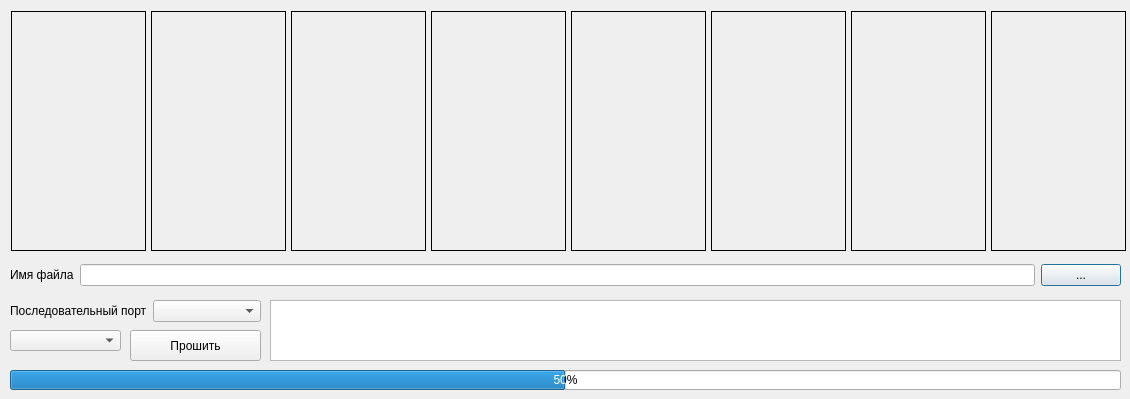
Old version of the form dialog.ui in the repository Egor-nnov/ClockSkinsViewerFlasher.
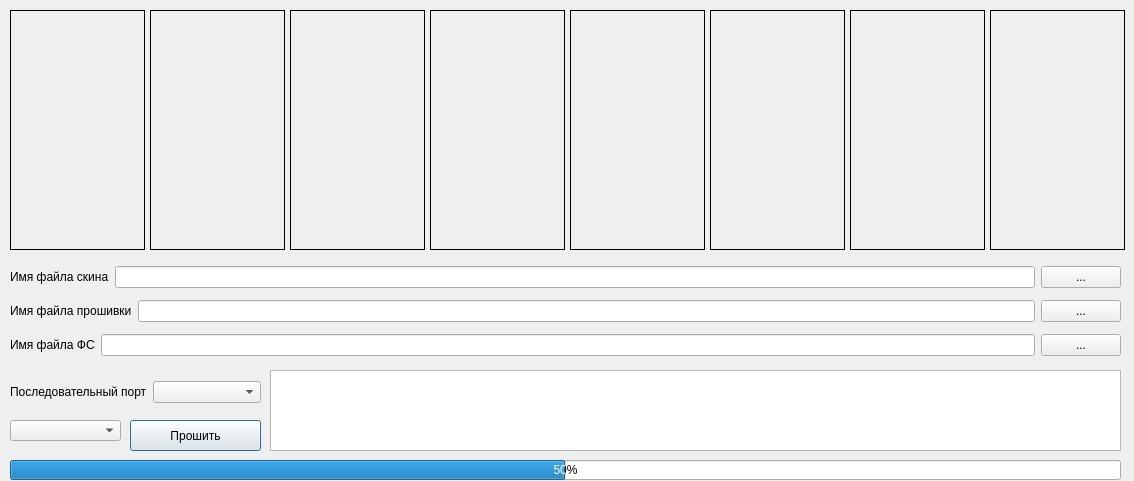
New version of the form.

What changed in the file:
```diff
--- a/dialog.ui
+++ b/dialog.ui
@@ -6,50 +6,31 @@
    <rect>
     <x>0</x>
     <y>0</y>
-    <width>1130</width>
-    <height>399</height>
+    <width>1134</width>
+    <height>481</height>
    </rect>
   </property>
   <property name="windowTitle">
    <string>ClockSkinsViewerFlasher</string>
   </property>
-  <widget class="QLabel" name="label_1">
+  <widget class="QComboBox" name="comboBox_page">
    <property name="geometry">
     <rect>
-     <x>11</x>
-     <y>11</y>
-     <width>135</width>
-     <height>240</height>
+     <x>10</x>
+     <y>420</y>
+     <width>111</width>
+     <height>21</height>
     </rect>
    </property>
-   <property name="frameShape">
-    <enum>QFrame::Box</enum>
-   </property>
-   <property name="text">
-    <string/>
-   </property>
-  </widget>
-  <widget class="QLabel" name="label_2">
-   <property name="geometry">
-    <rect>
-     <x>151</x>
-     <y>11</y>
-     <width>135</width>
-     <height>240</height>
-    </rect>
-   </property>
-   <property name="frameShape">
-    <enum>QFrame::Box</enum>
-   </property>
-   <property name="text">
-    <string/>
+   <property name="currentIndex">
+    <number>-1</number>
    </property>
   </widget>
   <widget class="QLabel" name="label_3">
    <property name="geometry">
     <rect>
-     <x>291</x>
-     <y>11</y>
+     <x>290</x>
+     <y>10</y>
      <width>135</width>
      <height>240</height>
     </rect>
@@ -61,158 +42,14 @@
     <string/>
    </property>
   </widget>
-  <widget class="QLabel" name="label_4">
-   <property name="geometry">
-    <rect>
-     <x>431</x>
-     <y>11</y>
-     <width>135</width>
-     <height>240</height>
-    </rect>
-   </property>
-   <property name="frameShape">
-    <enum>QFrame::Box</enum>
-   </property>
-   <property name="text">
-    <string/>
-   </property>
-  </widget>
-  <widget class="QLabel" name="label_5">
-   <property name="geometry">
-    <rect>
-     <x>571</x>
-     <y>11</y>
-     <width>135</width>
-     <height>240</height>
-    </rect>
-   </property>
-   <property name="frameShape">
-    <enum>QFrame::Box</enum>
-   </property>
-   <property name="text">
-    <string/>
-   </property>
-  </widget>
-  <widget class="QLabel" name="label_6">
-   <property name="geometry">
-    <rect>
-     <x>711</x>
-     <y>11</y>
-     <width>135</width>
-     <height>240</height>
-    </rect>
-   </property>
-   <property name="frameShape">
-    <enum>QFrame::Box</enum>
-   </property>
-   <property name="text">
-    <string/>
-   </property>
-  </widget>
-  <widget class="QLabel" name="label_7">
-   <property name="geometry">
-    <rect>
-     <x>851</x>
-     <y>11</y>
-     <width>135</width>
-     <height>240</height>
-    </rect>
-   </property>
-   <property name="frameShape">
-    <enum>QFrame::Box</enum>
-   </property>
-   <property name="text">
-    <string/>
-   </property>
-  </widget>
-  <widget class="QLabel" name="label_8">
-   <property name="geometry">
-    <rect>
-     <x>991</x>
-     <y>11</y>
-     <width>135</width>
-     <height>240</height>
-    </rect>
-   </property>
-   <property name="frameShape">
-    <enum>QFrame::Box</enum>
-   </property>
-   <property name="text">
-    <string/>
-   </property>
-  </widget>
-  <widget class="QWidget" name="layoutWidget">
-   <property name="geometry">
-    <rect>
-     <x>10</x>
-     <y>260</y>
-     <width>1111</width>
-     <height>30</height>
-    </rect>
-   </property>
-   <layout class="QHBoxLayout" name="horizontalLayout_9">
-    <item>
-     <widget class="QLabel" name="label_selectFile">
-      <property name="text">
-       <string>Имя файла</string>
-      </property>
-     </widget>
-    </item>
-    <item>
-     <widget class="QLineEdit" name="lineEdit_selectFile"/>
-    </item>
-    <item>
-     <widget class="QPushButton" name="pushButton_selectFile">
-      <property name="text">
-       <string>...</string>
-      </property>
-     </widget>
-    </item>
-   </layout>
-  </widget>
-  <widget class="QTextEdit" name="textEdit_Log">
-   <property name="enabled">
-    <bool>true</bool>
-   </property>
-   <property name="geometry">
-    <rect>
-     <x>270</x>
-     <y>300</y>
-     <width>851</width>
-     <height>61</height>
-    </rect>
-   </property>
-   <property name="readOnly">
-    <bool>true</bool>
-   </property>
-  </widget>
-  <widget class="QProgressBar" name="progressBar">
-   <property name="enabled">
-    <bool>true</bool>
-   </property>
-   <property name="geometry">
-    <rect>
-     <x>10</x>
-     <y>370</y>
-     <width>1111</width>
-     <height>20</height>
-    </rect>
-   </property>
-   <property name="maximum">
-    <number>20</number>
-   </property>
-   <property name="value">
-    <number>10</number>
-   </property>
-   <property name="format">
-    <string>%p%</string>
-   </property>
-  </widget>
   <widget class="QPushButton" name="pushButton_Flash">
+   <property name="enabled">
+    <bool>true</bool>
+   </property>
    <property name="geometry">
     <rect>
      <x>130</x>
-     <y>330</y>
+     <y>420</y>
      <width>131</width>
      <height>31</height>
     </rect>
@@ -221,23 +58,13 @@
     <string>Прошить</string>
    </property>
   </widget>
-  <widget class="QComboBox" name="comboBox_page">
+  <widget class="QWidget" name="layoutWidget">
    <property name="geometry">
     <rect>
      <x>10</x>
-     <y>330</y>
-     <width>111</width>
-     <height>21</height>
-    </rect>
-   </property>
-  </widget>
-  <widget class="QWidget" name="">
-   <property name="geometry">
-    <rect>
-     <x>10</x>
-     <y>300</y>
+     <y>380</y>
      <width>251</width>
-     <height>22</height>
+     <height>24</height>
     </rect>
    </property>
    <layout class="QHBoxLayout" name="horizontalLayout">
@@ -256,6 +83,231 @@
     </item>
    </layout>
   </widget>
+  <widget class="QProgressBar" name="progressBar">
+   <property name="enabled">
+    <bool>true</bool>
+   </property>
+   <property name="geometry">
+    <rect>
+     <x>10</x>
+     <y>460</y>
+     <width>1111</width>
+     <height>20</height>
+    </rect>
+   </property>
+   <property name="maximum">
+    <number>20</number>
+   </property>
+   <property name="value">
+    <number>10</number>
+   </property>
+   <property name="format">
+    <string>%p%</string>
+   </property>
+  </widget>
+  <widget class="QLabel" name="label_8">
+   <property name="geometry">
+    <rect>
+     <x>990</x>
+     <y>10</y>
+     <width>135</width>
+     <height>240</height>
+    </rect>
+   </property>
+   <property name="frameShape">
+    <enum>QFrame::Box</enum>
+   </property>
+   <property name="text">
+    <string/>
+   </property>
+  </widget>
+  <widget class="QLabel" name="label_6">
+   <property name="geometry">
+    <rect>
+     <x>710</x>
+     <y>10</y>
+     <width>135</width>
+     <height>240</height>
+    </rect>
+   </property>
+   <property name="frameShape">
+    <enum>QFrame::Box</enum>
+   </property>
+   <property name="text">
+    <string/>
+   </property>
+  </widget>
+  <widget class="QTextEdit" name="textEdit_Log">
+   <property name="enabled">
+    <bool>true</bool>
+   </property>
+   <property name="geometry">
+    <rect>
+     <x>270</x>
+     <y>370</y>
+     <width>851</width>
+     <height>81</height>
+    </rect>
+   </property>
+   <property name="readOnly">
+    <bool>true</bool>
+   </property>
+  </widget>
+  <widget class="QLabel" name="label_2">
+   <property name="geometry">
+    <rect>
+     <x>150</x>
+     <y>10</y>
+     <width>135</width>
+     <height>240</height>
+    </rect>
+   </property>
+   <property name="frameShape">
+    <enum>QFrame::Box</enum>
+   </property>
+   <property name="text">
+    <string/>
+   </property>
+  </widget>
+  <widget class="QLabel" name="label_1">
+   <property name="geometry">
+    <rect>
+     <x>10</x>
+     <y>10</y>
+     <width>135</width>
+     <height>240</height>
+    </rect>
+   </property>
+   <property name="frameShape">
+    <enum>QFrame::Box</enum>
+   </property>
+   <property name="text">
+    <string/>
+   </property>
+  </widget>
+  <widget class="QLabel" name="label_4">
+   <property name="geometry">
+    <rect>
+     <x>430</x>
+     <y>10</y>
+     <width>135</width>
+     <height>240</height>
+    </rect>
+   </property>
+   <property name="frameShape">
+    <enum>QFrame::Box</enum>
+   </property>
+   <property name="text">
+    <string/>
+   </property>
+  </widget>
+  <widget class="QLabel" name="label_7">
+   <property name="geometry">
+    <rect>
+     <x>850</x>
+     <y>10</y>
+     <width>135</width>
+     <height>240</height>
+    </rect>
+   </property>
+   <property name="frameShape">
+    <enum>QFrame::Box</enum>
+   </property>
+   <property name="text">
+    <string/>
+   </property>
+  </widget>
+  <widget class="QLabel" name="label_5">
+   <property name="geometry">
+    <rect>
+     <x>570</x>
+     <y>10</y>
+     <width>135</width>
+     <height>240</height>
+    </rect>
+   </property>
+   <property name="frameShape">
+    <enum>QFrame::Box</enum>
+   </property>
+   <property name="text">
+    <string/>
+   </property>
+  </widget>
+  <widget class="QWidget" name="layoutWidget">
+   <property name="geometry">
+    <rect>
+     <x>10</x>
+     <y>260</y>
+     <width>1111</width>
+     <height>104</height>
+    </rect>
+   </property>
+   <layout class="QVBoxLayout" name="verticalLayout">
+    <item>
+     <layout class="QHBoxLayout" name="horizontalLayout_9">
+      <item>
+       <widget class="QLabel" name="label_selectSkinFile">
+        <property name="text">
+         <string>Имя файла скина</string>
+        </property>
+       </widget>
+      </item>
+      <item>
+       <widget class="QLineEdit" name="lineEdit_selectSkinFile"/>
+      </item>
+      <item>
+       <widget class="QPushButton" name="pushButton_selectSkinFile">
+        <property name="text">
+         <string>...</string>
+        </property>
+       </widget>
+      </item>
+     </layout>
+    </item>
+    <item>
+     <layout class="QHBoxLayout" name="horizontalLayout_10">
+      <item>
+       <widget class="QLabel" name="label_selectFirmwareFile">
+        <property name="text">
+         <string>Имя файла прошивки</string>
+        </property>
+       </widget>
+      </item>
+      <item>
+       <widget class="QLineEdit" name="lineEdit_selectFirmwareFile"/>
+      </item>
+      <item>
+       <widget class="QPushButton" name="pushButton_selectFirmwareFile">
+        <property name="text">
+         <string>...</string>
+        </property>
+       </widget>
+      </item>
+     </layout>
+    </item>
+    <item>
+     <layout class="QHBoxLayout" name="horizontalLayout_11">
+      <item>
+       <widget class="QLabel" name="label_selectFSFile">
+        <property name="text">
+         <string>Имя файла ФС</string>
+        </property>
+       </widget>
+      </item>
+      <item>
+       <widget class="QLineEdit" name="lineEdit_selectFSFile"/>
+      </item>
+      <item>
+       <widget class="QPushButton" name="pushButton_selectFSFile">
+        <property name="text">
+         <string>...</string>
+        </property>
+       </widget>
+      </item>
+     </layout>
+    </item>
+   </layout>
+  </widget>
  </widget>
  <resources/>
  <connections/>
```
